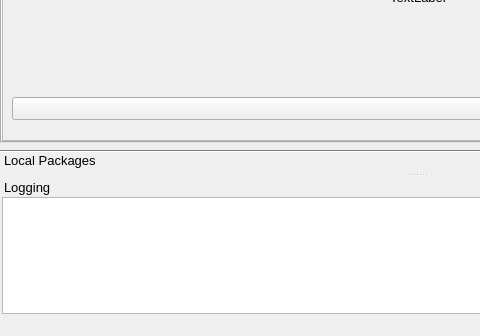
Old version of the form src/conan_app_launcher/ui/qt/app_grid.ui in the repository goszpeti/conan_explorer; both pictures show x 0 to 480 and y 361 to 697 of the 836 by 697 pixel window.
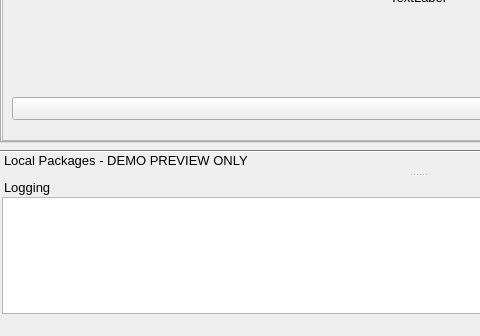
New version of the form. Icons and pictures are not drawn.

```diff
--- a/src/conan_app_launcher/ui/qt/app_grid.ui
+++ b/src/conan_app_launcher/ui/qt/app_grid.ui
@@ -302,7 +302,7 @@
         </rect>
        </property>
        <attribute name="label">
-        <string>Local Packages</string>
+        <string>Local Packages - DEMO PREVIEW ONLY</string>
        </attribute>
        <widget class="QLabel" name="package_filter_label">
         <property name="geometry">
```
